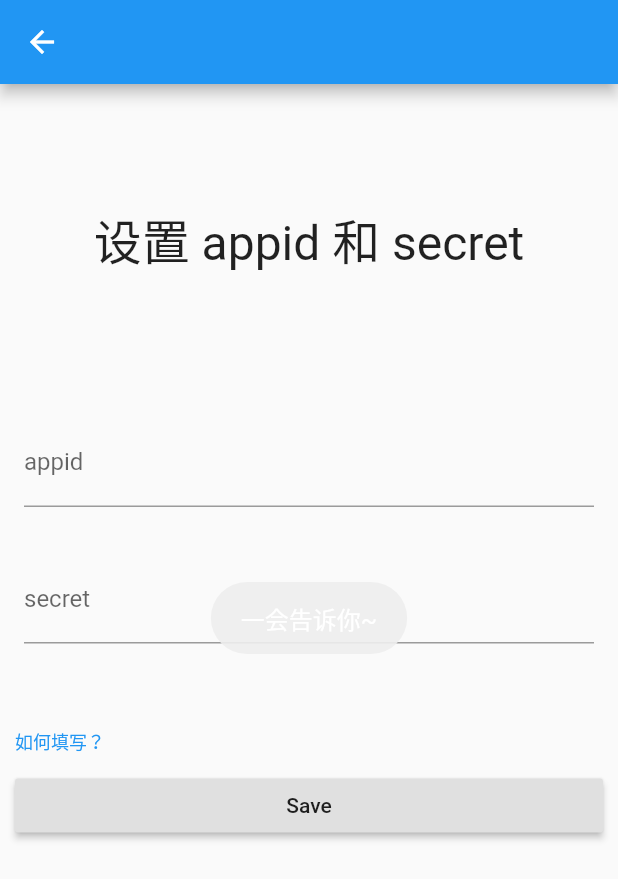
After one commit to chenjidong/flutter_github, a Flutter app: the ConfigScreen screen opened directly, after a tap on "如何填写？", on a phone screen of 412 x 824 dp. The commit adds this screen. Shown: the top 879 px of the screen. Run offline on Flutter 3.47's test engine with Material 2 defaults, Android fonts, the phone set to English and light mode, and no system bars; our stand-ins replace dio, flutter_swiper, fluttertoast, intro_slider, shared_preferences; missing offline and left inert: flutter_webview_plugin; accounts and stored records are empty.

Commit message:
添加 配置 appid secret 界面

```diff
--- a/lib/common/config/config.dart
+++ b/lib/common/config/config.dart
@@ -2,4 +2,9 @@
 class Config {
   static const TOKEN_KEY = "token";
   static const DEBUG = true;
+
+  static const GITHUB_APP_ID = "github_appid";
+  static const GITHUB_SECRET = "github_secret";
+  static const FIRST_LAUNCHER = "first_launcher";
+  static const IS_SIGN_IN = "is_signin";
 }
--- a/lib/common/util/shared_preferences_util.dart
+++ b/lib/common/util/shared_preferences_util.dart
@@ -2,10 +2,14 @@ import 'package:shared_preferences/shared_preferences.dart';
 
 ///SharedPreferences
 class SharedPreferencesUtil {
-
   static save(String key, value) async {
     SharedPreferences sharedPreferences = await SharedPreferences.getInstance();
     sharedPreferences.setString(key, value);
+  }
+
+  static saveBool(String key, bool value) async {
+    SharedPreferences sharedPreferences = await SharedPreferences.getInstance();
+    sharedPreferences.setBool(key, value);
   }
 
   static get(String key) async {
--- a/lib/common/util/toast_util.dart
+++ b/lib/common/util/toast_util.dart
@@ -8,7 +8,7 @@ class ToastUtil {
         toastLength: Toast.LENGTH_SHORT,
         gravity: ToastGravity.CENTER,
         timeInSecForIos: 1,
-        backgroundColor: Colors.black,
+//        backgroundColor: Colors.black,
         textColor: Colors.white,
         fontSize: 16.0);
   }
--- /dev/null
+++ b/lib/view/account/config_screen.dart
@@ -0,0 +1,128 @@
+import 'package:flutter/material.dart';
+import 'package:flutter_github/common/util/toast_util.dart';
+
+/// appid secret 配置界面
+class ConfigScreen extends StatefulWidget {
+  @override
+  State<StatefulWidget> createState() {
+    // TODO: implement createState
+    return _ConfigScreenState();
+  }
+}
+
+class _ConfigScreenState extends State<ConfigScreen> {
+  TextEditingController _appidController, _secretController;
+  FocusNode _appidFocus, _secretFocus;
+
+  @override
+  void initState() {
+    // TODO: implement initState
+    super.initState();
+    _appidController = TextEditingController();
+    _secretController = TextEditingController();
+    _appidFocus = FocusNode();
+    _secretFocus = FocusNode();
+  }
+
+  void _save() {
+    ///
+  }
+
+  @override
+  Widget build(BuildContext context) {
+    // TODO: implement build
+    return Scaffold(
+      appBar: AppBar(
+        leading: Builder(builder: (context) {
+          return IconButton(
+              icon: Icon(Icons.arrow_back),
+              color: Colors.white,
+              onPressed: () {
+                Navigator.of(context).pop(this);
+              });
+        }),
+      ),
+      body: SafeArea(
+          child: ListView(
+        children: <Widget>[
+          const SizedBox(
+            height: 80,
+          ),
+          Center(
+            child: Text(
+              '设置 appid 和 secret',
+              style: TextStyle(fontSize: 32),
+            ),
+          ),
+          const SizedBox(
+            height: 80,
+          ),
+          Padding(
+            padding: const EdgeInsets.all(16),
+            child: Material(
+              borderRadius: BorderRadius.circular(10.0),
+              child: TextField(
+                focusNode: _appidFocus,
+                controller: _appidController,
+                obscureText: false,
+                textInputAction: TextInputAction.next,
+                onSubmitted: (input) {
+                  _appidFocus.unfocus();
+                  FocusScope.of(context).requestFocus(_appidFocus);
+                },
+                decoration: InputDecoration(labelText: 'appid'),
+              ),
+            ),
+          ),
+          Padding(
+            padding: const EdgeInsets.all(16.0),
+            child: Material(
+              borderRadius: BorderRadius.circular(10.0),
+              child: TextField(
+                focusNode: _secretFocus,
+                controller: _secretController,
+                obscureText: true,
+                textInputAction: TextInputAction.done,
+                onSubmitted: (input) {
+                  _secretFocus.unfocus();
+                  //保存appid
+                  _save();
+                },
+                decoration: InputDecoration(labelText: 'secret'),
+              ),
+            ),
+          ),
+          const SizedBox(
+            height: 40.0,
+          ),
+          GestureDetector(
+            onTap: () {
+              ToastUtil.showToast('一会告诉你~');
+            },
+            child: Row(
+              children: <Widget>[
+                Expanded(
+                    child: Padding(
+                  padding: EdgeInsets.fromLTRB(10, 0, 0, 10),
+                  child: Text(
+                    '如何填写？',
+                    style: TextStyle(color: Colors.blue, fontSize: 12),
+                  ),
+                ))
+              ],
+            ),
+          ),
+          Row(
+            children: <Widget>[
+              Expanded(
+                  child: Padding(
+                      padding: EdgeInsets.fromLTRB(10, 0, 10, 0),
+                      child:
+                          RaisedButton(onPressed: _save, child: Text('Save'))))
+            ],
+          ),
+        ],
+      )),
+    );
+  }
+}
--- a/lib/view/account/login_screen.dart
+++ b/lib/view/account/login_screen.dart
@@ -1,7 +1,8 @@
 import 'package:flutter/material.dart';
-import 'package:shared_preferences/shared_preferences.dart';
-
+import 'package:flutter_github/common/config/config.dart';
+import 'package:flutter_github/common/util/shared_preferences_util.dart';
 import 'package:flutter_github/common/util/toast_util.dart';
+import 'package:flutter_github/view/account/config_screen.dart';
 
 class LoginScreen extends StatefulWidget {
   @override
@@ -23,6 +24,20 @@ class _LoginScreenState extends State<LoginScreen> {
     _pwdController = TextEditingController();
     _nameFocus = FocusNode();
     _pwdFocus = FocusNode();
+
+    _checkOauthConfig();
+  }
+
+
+  void _checkOauthConfig() async{
+    var appid = await SharedPreferencesUtil.get(Config.GITHUB_APP_ID);
+    var secret = await SharedPreferencesUtil.get(Config.GITHUB_SECRET);
+
+    if (appid == null || secret == null) {
+      Navigator.of(context)
+          .push(MaterialPageRoute(builder: (context) => ConfigScreen()));
+      ToastUtil.showToast('请设置 appid 和 secret 后登录');
+    }
   }
 
   ///请求登录
@@ -37,8 +52,8 @@ class _LoginScreenState extends State<LoginScreen> {
 
     ToastUtil.showToast('登录成功');
 
-    SharedPreferences sharedPreferences = await SharedPreferences.getInstance();
-    sharedPreferences.setBool('is_signin', true);
+    SharedPreferencesUtil.saveBool(Config.IS_SIGN_IN, true);
+
     Navigator.of(context).pop(this);
   }
 
--- a/lib/view/home/mine_screen.dart
+++ b/lib/view/home/mine_screen.dart
@@ -1,8 +1,9 @@
 import 'package:flutter/material.dart';
+import 'package:flutter_github/common/config/config.dart';
+import 'package:flutter_github/common/util/shared_preferences_util.dart';
 import 'package:flutter_github/common/util/toast_util.dart';
 import 'package:flutter_github/view/account/login_screen.dart';
 import 'package:flutter_github/view/mine/setting_screen.dart';
-import 'package:shared_preferences/shared_preferences.dart';
 
 ///个人中心
 class MineScreen extends StatefulWidget {
@@ -14,13 +15,8 @@ class MineScreen extends StatefulWidget {
 }
 
 class _MineScreenState extends State<MineScreen> {
-  SharedPreferences _sharedPreferences;
-
   void _setting() async {
-    if (_sharedPreferences == null)
-      _sharedPreferences = await SharedPreferences.getInstance();
-
-    bool isSignin = _sharedPreferences.getBool("is_signin");
+    bool isSignin = await SharedPreferencesUtil.get(Config.IS_SIGN_IN);
     if (isSignin ?? false) {
 //      ToastUtil.showToast('正在跳转设置界面');
       Navigator.of(context)
--- a/lib/view/splash_screen.dart
+++ b/lib/view/splash_screen.dart
@@ -1,6 +1,6 @@
 import 'package:flutter/material.dart';
-import 'package:shared_preferences/shared_preferences.dart';
-
+import 'package:flutter_github/common/config/config.dart';
+import 'package:flutter_github/common/util/shared_preferences_util.dart';
 import 'package:flutter_github/view/home_page_screen.dart';
 import 'package:flutter_github/view/intro_slider_screen.dart';
 
@@ -26,16 +26,14 @@ class _SplashScreenState extends State<SplashScreen>
 
     _animation.addStatusListener((status) async {
       if (status == AnimationStatus.completed) {
-        SharedPreferences sharedPreferences =
-            await SharedPreferences.getInstance();
-        bool isFirst = sharedPreferences.getBool("first_launcher");
+        bool isFirst = await SharedPreferencesUtil.get(Config.FIRST_LAUNCHER);
         if (isFirst ?? false) {
           Navigator.of(context).pushAndRemoveUntil(
               MaterialPageRoute(
                   builder: (context) => MyHomePage(title: 'Home')),
               (route) => route == null);
         } else {
-          sharedPreferences.setBool("first_launcher", true);
+          SharedPreferencesUtil.saveBool(Config.FIRST_LAUNCHER, true);
           Navigator.of(context).pushAndRemoveUntil(
               MaterialPageRoute(builder: (context) => SliderScreen()),
               (route) => route == null);
```
